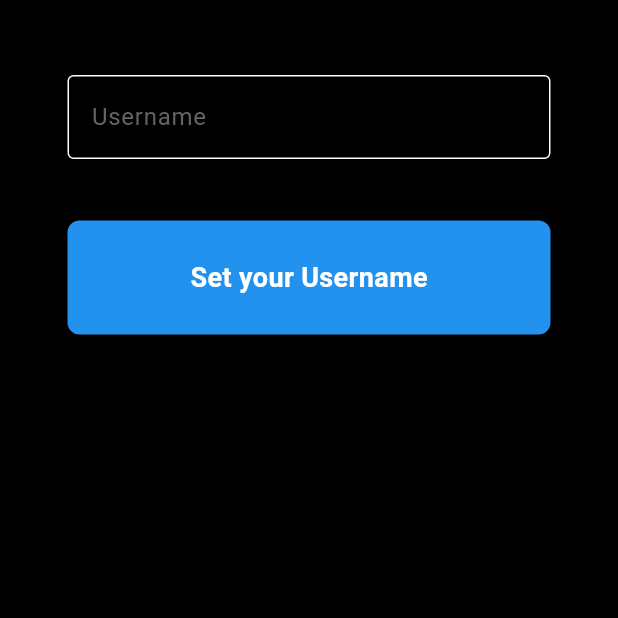
After one commit to RafaelChrist26/NitroGApp, a Flutter app: the UsernamePage screen opened directly, on a phone screen of 412 x 824 dp, the top half of it. The commit adds this screen. Run offline on Flutter 3.47's test engine with Material 3 defaults, Android fonts, the phone set to English and light mode, and no system bars; our stand-ins replace carousel_slider, cloud_firestore, firebase_auth, firebase_core, google_sign_in; accounts and stored records are empty; network calls fail.

Commit message:
usernamefeatures

```diff
--- /dev/null
+++ b/lib/Login/Auth/usernamepage.dart
@@ -0,0 +1,123 @@
+import 'package:cloud_firestore/cloud_firestore.dart';
+import 'package:firebase_auth/firebase_auth.dart';
+import 'package:flutter/material.dart';
+import 'package:tugas_layout/Login/Auth/auth_service.dart';
+import 'package:tugas_layout/Login/Component/my_buttonusername.dart';
+import 'package:tugas_layout/Login/Component/my_textfield.dart';
+import 'package:tugas_layout/Login/Component/my_textfielduser.dart';
+import 'package:tugas_layout/main.dart';
+
+class UsernamePage extends StatelessWidget {
+  UsernamePage({Key? key});
+
+  final TextEditingController emailController = TextEditingController();
+  final TextEditingController passwordController = TextEditingController();
+  final TextEditingController usernameController = TextEditingController();
+  final TextEditingController confirmPasswordController =
+      TextEditingController();
+  final GlobalKey<FormState> formKey = GlobalKey<FormState>();
+  final ValueNotifier<String> errorText = ValueNotifier<String>('');
+
+  @override
+  Widget build(BuildContext context) {
+    return Scaffold(
+      backgroundColor: Colors.black,
+      body: SafeArea(
+        child: SingleChildScrollView(
+          child: Center(
+            child: Padding(
+              padding: const EdgeInsets.symmetric(horizontal: 20.0),
+              child: Form(
+                key: formKey,
+                child: Column(
+                  children: [
+                    SizedBox(height: 50),
+
+                    // Input username
+                    MyTextFieldUser(
+                      controller: usernameController,
+                      obscureText: false,
+                      hintText: 'Username',
+                      validator: (value) {
+                        if (value == null || value.isEmpty) {
+                          return 'Please enter your username';
+                        }
+                        return null;
+                      },
+                    ),
+                    SizedBox(height: 10),
+
+                    // Show error message
+                    ValueListenableBuilder<String>(
+                      valueListenable: errorText,
+                      builder: (context, value, child) {
+                        return Text(
+                          value,
+                          style: TextStyle(
+                            color: Colors.red,
+                          ),
+                        );
+                      },
+                    ),
+                    SizedBox(height: 10),
+
+                    // Register button
+                    MyButtonusername(
+                      ontap: () async {
+                        if (formKey.currentState!.validate()) {
+                          try {
+                            // 1. Create user account
+                            String? uid = '';
+                            if (FirebaseAuth.instance.currentUser != null) {
+                              uid = FirebaseAuth.instance.currentUser?.uid;
+                            }
+
+                            // 2. Add user data to Firestore, including username
+                            await FirebaseFirestore.instance
+                                .collection('users')
+                                .doc(uid)
+                                .set({
+                              'name': usernameController.text,
+                              // Set username here
+                              // 'email': emailController.text,  // Add other fields as needed
+                              // Add other fields as needed
+                            });
+
+                            // 3. Handle registration success
+                            Navigator.push(
+                              context,
+                              MaterialPageRoute(
+                                builder: (context) => MyHomePage(),
+                              ),
+                            );
+                          } catch (error) {
+                            // Handle registration errors
+                            if (error is FirebaseAuthException) {
+                              if (error.code == 'email-already-in-use') {
+                                // Email already in use
+                                errorText.value = 'Email already in use';
+                              } else {
+                                // Other errors
+                                errorText.value = 'An error occurred';
+                              }
+                            } else {
+                              // Unknown errors
+                              errorText.value = 'Unknown error occurred';
+                            }
+                          }
+                        }
+                      },
+
+                    ),
+
+                    // ... (Other widgets)
+                  ],
+                ),
+              ),
+            ),
+          ),
+        ),
+      ),
+    );
+  }
+}
--- /dev/null
+++ b/lib/Login/Component/my_buttonusername.dart
@@ -0,0 +1,31 @@
+import 'package:flutter/material.dart';
+
+class MyButtonusername extends StatelessWidget {
+  final Function()? ontap;
+  const MyButtonusername({super.key, required this.ontap});
+
+  @override
+  Widget build(BuildContext context) {
+    return GestureDetector(
+      onTap: ontap,
+      child: Container(
+        padding: const EdgeInsets.all(25),
+        margin: const EdgeInsets.symmetric(horizontal: 25),
+        decoration: BoxDecoration(
+          color: const Color.fromARGB(255, 34, 146, 238),
+          borderRadius: BorderRadius.circular(8),
+        ),
+        child: Center(
+          child: Text(
+            "Set your Username",
+            style: TextStyle(
+              color: Colors.white,
+              fontWeight: FontWeight.bold,
+              fontSize: 18,
+            ),
+          ),
+        ),
+      ),
+    );
+  }
+}
--- /dev/null
+++ b/lib/Login/Component/my_textfielduser.dart
@@ -0,0 +1,38 @@
+import 'package:flutter/material.dart';
+
+class MyTextFieldUser extends StatelessWidget {
+  final TextEditingController controller;
+  final String hintText;
+  final bool obscureText;
+
+  const MyTextFieldUser({
+    Key? key, // Menambahkan key sebagai parameter dan melewatkan ke superclass
+    required this.controller,
+    required this.hintText,
+    required this.obscureText, required String? Function(dynamic value) validator,
+  }) : super(key: key); // Melewatkan key ke superclass
+
+  @override
+  Widget build(BuildContext context) {
+    return Padding(
+      padding: EdgeInsets.symmetric(horizontal: 25.0),
+      child: TextField(
+        style: TextStyle(color: Colors.white),
+        controller: controller,
+        obscureText: obscureText,
+        decoration: InputDecoration(
+          enabledBorder: OutlineInputBorder(
+            borderSide: BorderSide(color: Color.fromARGB(255, 255, 255, 255)),
+          ),
+          focusedBorder: OutlineInputBorder(
+            borderSide: BorderSide(color: Color.fromARGB(255, 255, 255, 255)),
+          ),
+          fillColor: Color.fromARGB(255, 0, 0, 0),
+          filled: true,
+          hintText: hintText,
+          hintStyle: TextStyle(color: const Color.fromARGB(255, 100, 99, 99)), // Menambahkan warna tulisan petunjuk
+        ),
+      ),
+    );
+  }
+}
--- a/pubspec.yaml
+++ b/pubspec.yaml
@@ -40,6 +40,10 @@ dependencies:
   firebase_core: ^2.24.2
   google_sign_in: ^6.1.6
   firebase_auth: ^4.15.3
+  cloud_firestore: ^4.13.6
+  firebase_storage: ^11.5.6
+  image_picker: ^1.0.5
+  provider: ^6.1.1
 
 dev_dependencies:
   flutter_test:
```
Also changed, not shown: lib/Login/Auth/auth_service.dart (+20 -1 lines), lib/Login/Component/my_buttonregis.dart (added, +31 -0 lines), lib/Login/login.dart (+38 -6 lines), lib/Login/register.dart (+5 -3 lines), lib/pages/Myprofil/profil.dart (+36 -1 lines), lib/pages/beranda.dart (+37 -1 lines), lib/pages/profil.dart (deleted, +0 -316 lines), lib/pages/store.dart (+22 -28 lines), pubspec.lock, 5 other files.
